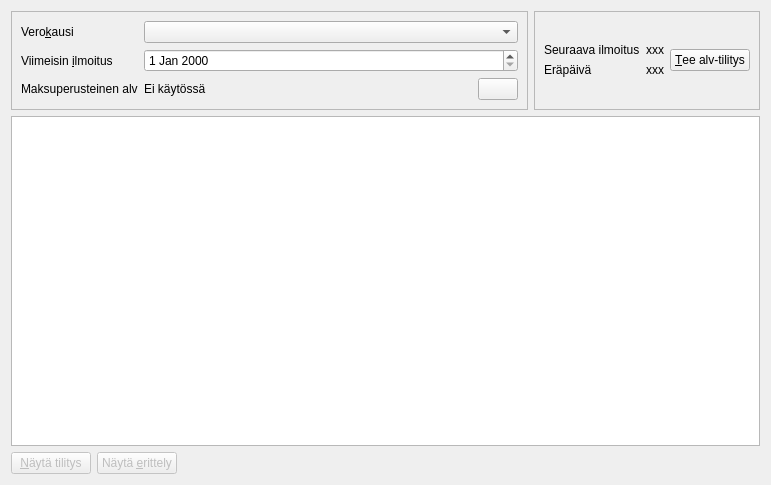
This is kitupiikki/maaritys/arvonlisavero.ui in artoh/kitupiikki as Qt 5 draws it before an edit. The edited form follows.
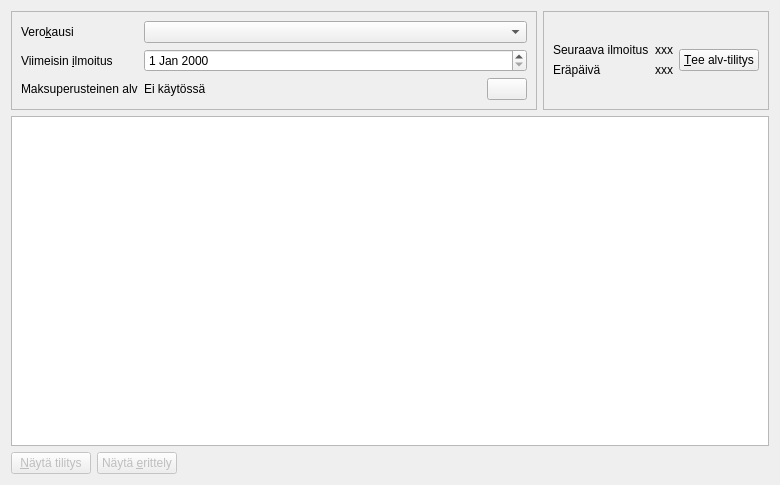
This is the edited form. Icons and pictures are not drawn.

The edit to the form file:
```diff
--- a/kitupiikki/maaritys/arvonlisavero.ui
+++ b/kitupiikki/maaritys/arvonlisavero.ui
@@ -6,7 +6,7 @@
    <rect>
     <x>0</x>
     <y>0</y>
-    <width>771</width>
+    <width>780</width>
     <height>485</height>
    </rect>
   </property>
```
Left out of the diff: 12 changed lines with no effect on the pictures.
